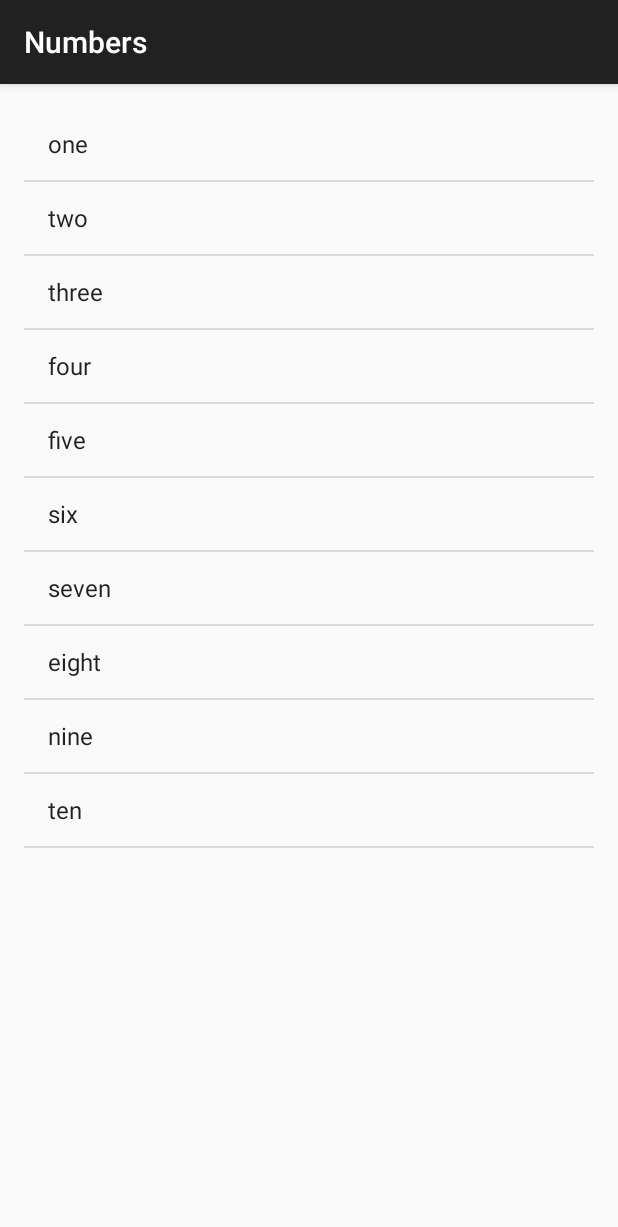
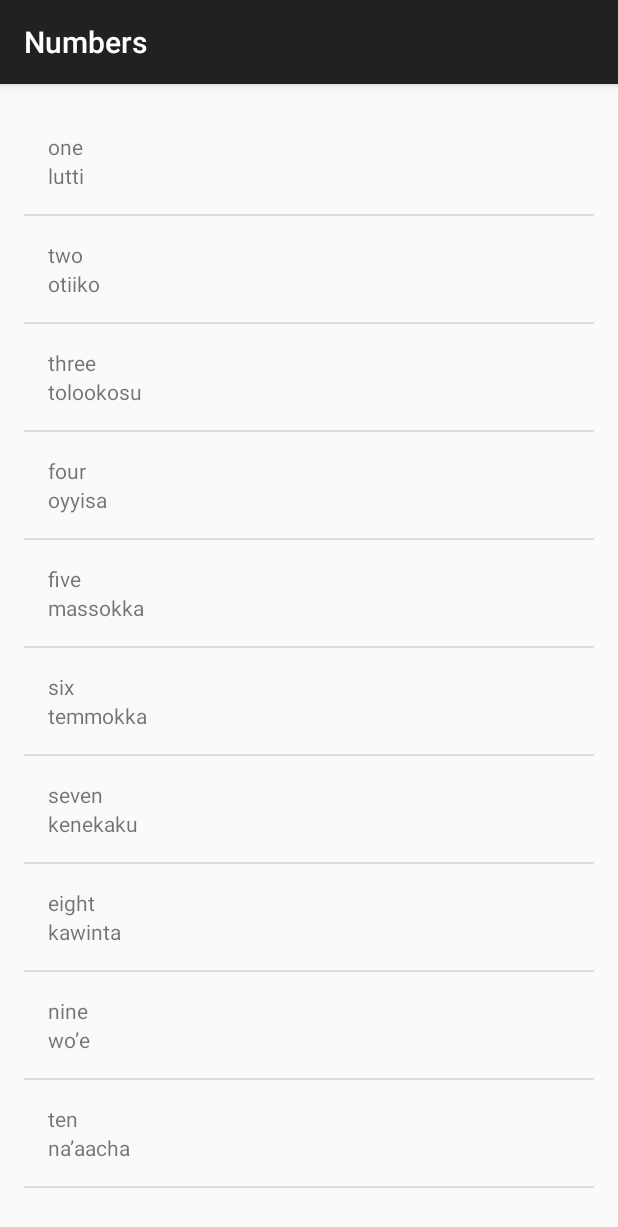
Before and after one commit to ChristianAA/ud839-Miwok, an Android app: the NumbersActivity screen opened directly, with no data from a screen before it, on a phone screen of 412 x 824 dp. Shown: the top 1227 px of the screen. Run offline under Robolectric (Android 15) with nearby library versions, the light colour scheme and no system bars.

Commit message:
Custom ArrayAdapter

```diff
--- a/app/src/main/java/com/example/android/miwok/NumbersActivity.java
+++ b/app/src/main/java/com/example/android/miwok/NumbersActivity.java
@@ -2,7 +2,6 @@
 
 import android.os.Bundle;
 import android.support.v7.app.AppCompatActivity;
-import android.widget.ArrayAdapter;
 import android.widget.ListView;
 
 import java.util.ArrayList;
@@ -14,19 +13,20 @@
         super.onCreate(savedInstanceState);
         setContentView(R.layout.activity_numbers);
 
-        ArrayList<String> words = new ArrayList<String>();
-        words.add("one");
-        words.add("two");
-        words.add("three");
-        words.add("four");
-        words.add("five");
-        words.add("six");
-        words.add("seven");
-        words.add("eight");
-        words.add("nine");
-        words.add("ten");
+        ArrayList<Word> words = new ArrayList<Word>();
+        words.add(new Word("one", "lutti"));
+        words.add(new Word("two", "otiiko"));
+        words.add(new Word("three", "tolookosu"));
+        words.add(new Word("four", "oyyisa"));
+        words.add(new Word("five", "massokka"));
+        words.add(new Word("six", "temmokka"));
+        words.add(new Word("seven", "kenekaku"));
+        words.add(new Word("eight", "kawinta"));
+        words.add(new Word("nine", "wo’e"));
+        words.add(new Word("ten", "na’aacha"));
 
-        ArrayAdapter<String> itemsAdapter = new ArrayAdapter<String>(this, android.R.layout.simple_list_item_1, words);
+        WordAdapter itemsAdapter = new WordAdapter(this, words);
+
 
         ListView listView = (ListView) findViewById(R.id.list);
 
--- /dev/null
+++ b/app/src/main/java/com/example/android/miwok/WordAdapter.java
@@ -0,0 +1,44 @@
+package com.example.android.miwok;
+
+import android.app.Activity;
+import android.view.LayoutInflater;
+import android.view.View;
+import android.view.ViewGroup;
+import android.widget.ArrayAdapter;
+import android.widget.TextView;
+
+import java.util.ArrayList;
+
+/**
+ * Created by Christian PC on 25/03/2017.
+ */
+
+public class WordAdapter extends ArrayAdapter<Word> {
+
+    public WordAdapter(Activity context, ArrayList<Word> WordAdapter) {
+        super(context, 0, WordAdapter);
+    }
+
+    public View getView(int position, View convertView, ViewGroup parent) {
+
+        View listItemView = convertView;
+        if(listItemView == null) {
+            listItemView = LayoutInflater.from(getContext()).inflate(
+                    R.layout.list_item, parent, false);
+        }
+
+        // Get the Word object located at this position in the list
+        Word currentWord = getItem(position);
+        // Find the TextView in the list_item.xml layout with the Miwok translation
+        TextView miwokTextView = (TextView) listItemView.findViewById(R.id.miwok_text_view);
+        // Get the miwok Tranlation from the current Word object and set this text on the miwok_text_view
+        miwokTextView.setText(currentWord.getMiwokTranslation());
+
+        // Same for defaultTextView
+        TextView defaultTextView = (TextView) listItemView.findViewById(R.id.default_text_view);
+        defaultTextView.setText(currentWord.getDefaultTranslation());
+
+        return listItemView;
+
+    }
+}
--- a/app/src/main/java/com/example/android/miwok/World.java
+++ /dev/null
@@ -1,29 +0,0 @@
-package com.example.android.miwok;
-
-/**
- * Created by Christian PC on 25/03/2017.
- */
-
-public class World {
-
-    // Miwok Translation of the word
-    private String mMiwokTranslation;
-
-    // Default Translation of the word
-    private String mDefaultTranslation;
-
-    public World (String MiwokTranslation, String DefaultTranslation){
-        mMiwokTranslation = MiwokTranslation;
-        mDefaultTranslation = MiwokTranslation;
-    }
-
-    // Get the Miwok Translation of the word
-    public String getMiwokTranslation () {
-        return mMiwokTranslation;
-    }
-
-    // Get the Default Translation of the word
-    public String getDefaultTranslation () {
-        return mDefaultTranslation;
-    }
-}
```
